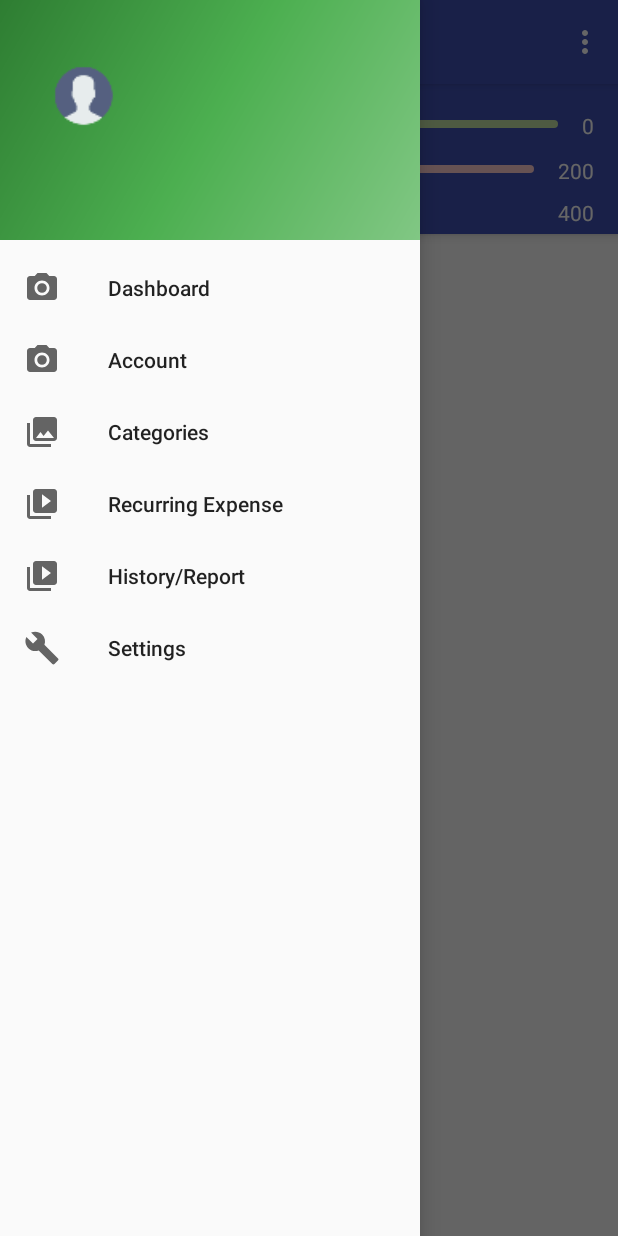
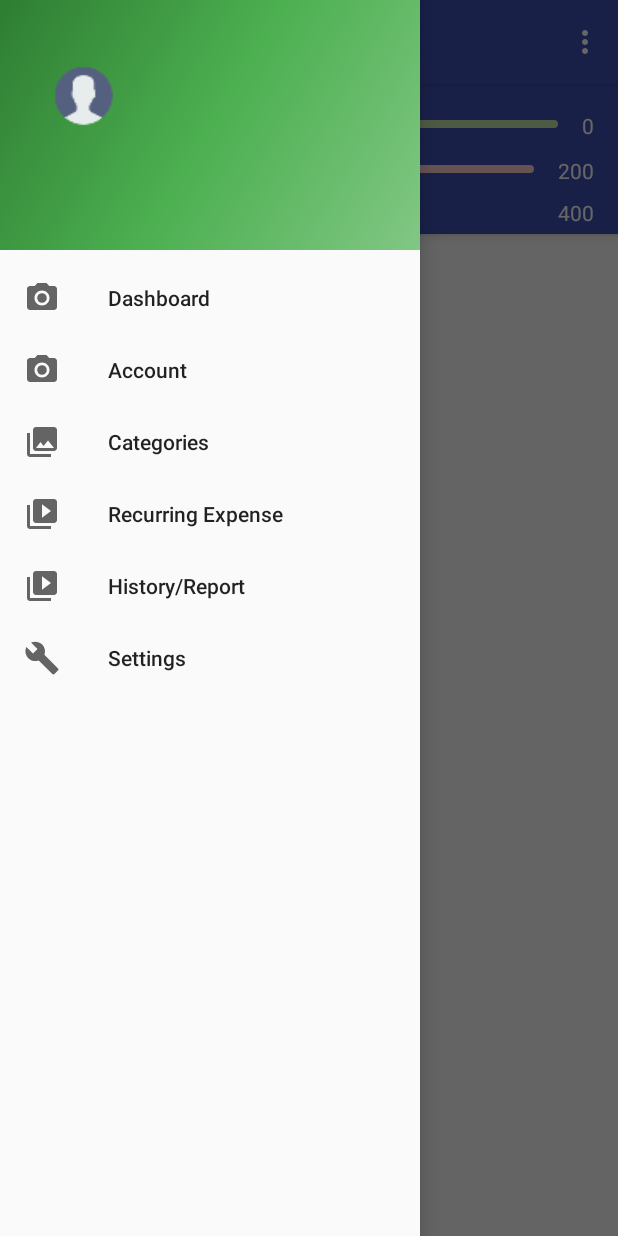
Before and after one commit to khadkarajesh/Udacity-Capstone-Project, an Android app: the DashBoardActivity screen opened directly, with no data from a screen before it, with the side drawer open, on a phone screen of 412 x 824 dp. Run offline under Robolectric (Android 15) with nearby library versions, the phone set to English and light mode, and no system bars; our stand-ins replace ButterKnife, Firebase (no records; nobody signed in at launch, a user with empty details on screens opened directly); libraries missing offline, so code that uses them is left out: com.github.clans.fab, io.realm; plain views replace FloatingActionButton, FloatingActionMenu; 7 statements that could not run were skipped.

Commit message:
orientation:refactor code

```diff
--- a/app/src/main/java/com/example/rajesh/udacitycapstoneproject/activity/DashBoardActivity.java
+++ b/app/src/main/java/com/example/rajesh/udacitycapstoneproject/activity/DashBoardActivity.java
@@ -11,12 +11,12 @@ import android.support.v4.graphics.drawable.RoundedBitmapDrawableFactory;
 import android.support.v4.view.GravityCompat;
 import android.support.v4.widget.DrawerLayout;
 import android.support.v7.app.ActionBarDrawerToggle;
-import android.support.v7.app.AppCompatActivity;
 import android.support.v7.widget.Toolbar;
 import android.view.Menu;
 import android.view.MenuItem;
 import android.view.View;
 import android.widget.ImageView;
+import android.widget.LinearLayout;
 import android.widget.TextView;
 
 import com.bumptech.glide.Glide;
@@ -24,6 +24,7 @@ import com.bumptech.glide.request.target.BitmapImageViewTarget;
 import com.example.rajesh.udacitycapstoneproject.Constant;
 import com.example.rajesh.udacitycapstoneproject.R;
 import com.example.rajesh.udacitycapstoneproject.account.AccountFragment;
+import com.example.rajesh.udacitycapstoneproject.base.activity.BaseActivity;
 import com.example.rajesh.udacitycapstoneproject.category.CategoryFragment;
 import com.example.rajesh.udacitycapstoneproject.dashboard.DashBoardFragment;
 import com.example.rajesh.udacitycapstoneproject.expense.recurring.RecurringFragment;
@@ -32,16 +33,28 @@ import com.example.rajesh.udacitycapstoneproject.setting.SettingActivity;
 import com.google.firebase.auth.FirebaseAuth;
 import com.google.firebase.auth.FirebaseUser;
 
+import butterknife.Bind;
 import butterknife.ButterKnife;
 
-public class DashBoardActivity extends AppCompatActivity
+public class DashBoardActivity extends BaseActivity
         implements NavigationView.OnNavigationItemSelectedListener {
 
     private static final String TAG = DashBoardActivity.class.getSimpleName();
+    @Bind(R.id.toolbar)
+    Toolbar toolbar;
+
+    @Bind(R.id.ll_dashboard_wrapper)
+    LinearLayout llDashboardWrapper;
+
+    @Bind(R.id.nav_view)
+    NavigationView navView;
+
+    @Bind(R.id.drawer_layout)
+    DrawerLayout drawerLayout;
+
     private ImageView profilePic;
     private FirebaseUser firebaseUser;
 
-    Toolbar toolbar;
     String toolbarTitle = null;
 
     private static final String ACCOUNTS_TITLE = "Accounts";
@@ -50,41 +63,31 @@ public class DashBoardActivity extends AppCompatActivity
     private static final String RECURRING_EXPENSE_TITLE = "Recurring Expense";
     private static final String DASHBOARD_TITLE = "Dashboard";
 
+
     @Override
     protected void onCreate(Bundle savedInstanceState) {
         super.onCreate(savedInstanceState);
-        setContentView(R.layout.activity_dash_board);
-        Toolbar toolbar = (Toolbar) findViewById(R.id.toolbar);
+
         setSupportActionBar(toolbar);
 
         FirebaseAuth auth = FirebaseAuth.getInstance();
         firebaseUser = auth.getCurrentUser();
 
-        DrawerLayout drawer = (DrawerLayout) findViewById(R.id.drawer_layout);
+
         ActionBarDrawerToggle toggle = new ActionBarDrawerToggle(
-                this, drawer, toolbar, R.string.navigation_drawer_open, R.string.navigation_drawer_close);
-        drawer.setDrawerListener(toggle);
+                this, drawerLayout, toolbar, R.string.navigation_drawer_open, R.string.navigation_drawer_close);
+        drawerLayout.setDrawerListener(toggle);
         toggle.syncState();
 
-        NavigationView navigationView = (NavigationView) findViewById(R.id.nav_view);
-        navigationView.setNavigationItemSelectedListener(this);
 
-        setUserProfile(navigationView);
+        navView.setNavigationItemSelectedListener(this);
 
-        //addFragment(new CategoryFragment(), Constant.FragmentTag.CATEGORY_FRAGMENT);
-        //addFragment(new RecurringFragment(), Constant.FragmentTag.EXPENSE_FRAGMENT);
-        //addFragment(new AccountFragment(), Constant.FragmentTag.ACCOUNT_FRAGMENT);
-        //addFragment(new DashBoardFragment(), Constant.FragmentTag.DASHBOARD_FRAGMENT_TAG);
-        //addFragment(new ReportFragment(), Constant.FragmentTag.REPORT_FRAGMENT);
+        setUserProfile(navView);
+    }
 
-
-        //startActivity(ExpenseActivity.getLaunchIntent(this, null));
-        //startActivity(CategoryEditActivity.getLaunchIntent(this, null));
-
-        //startActivity(AccountActivity.getLaunchIntent(this, null));
-        //startActivity(new Intent(this, ReportActivity.class));
-        //startActivity(new Intent(this, SettingActivity.class));
-        //startActivity(new Intent(this, TestActivity.class));
+    @Override
+    protected int getLayout() {
+        return R.layout.activity_dash_board;
     }
 
     @Override
@@ -101,7 +104,9 @@ public class DashBoardActivity extends AppCompatActivity
         txtUserName.setText(firebaseUser.getDisplayName());
         TextView txtEmail = ButterKnife.findById(view, R.id.txt_email);
         txtEmail.setText(firebaseUser.getEmail().toString());
-//        setCircularProfileImageToNavHeader(firebaseUser.getPhotoUrl().toString());
+        if (firebaseUser.getPhotoUrl() != null) {
+            setCircularProfileImageToNavHeader(firebaseUser.getPhotoUrl().toString());
+        }
     }
 
     @Override
@@ -172,8 +177,7 @@ public class DashBoardActivity extends AppCompatActivity
         }
         addFragment(fragment, fragmentTag);
         getSupportActionBar().setTitle(toolbarTitle);
-        DrawerLayout drawer = (DrawerLayout) findViewById(R.id.drawer_layout);
-        drawer.closeDrawer(GravityCompat.START);
+        drawerLayout.closeDrawer(GravityCompat.START);
         return true;
     }
 
--- a/app/src/main/res/layout/nav_header_dash_board.xml
+++ b/app/src/main/res/layout/nav_header_dash_board.xml
@@ -1,7 +1,7 @@
 <?xml version="1.0" encoding="utf-8"?>
 <LinearLayout xmlns:android="http://schemas.android.com/apk/res/android"
               android:layout_width="match_parent"
-              android:layout_height="@dimen/nav_header_height"
+              android:layout_height="wrap_content"
               android:background="@drawable/side_nav_bar"
               android:gravity="bottom"
               android:orientation="vertical"
```
